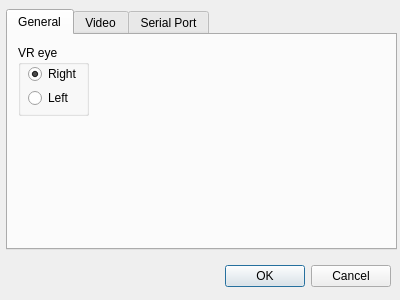
Qt form ui/settingswindow.ui (lrdx/XTgn) before a commit.
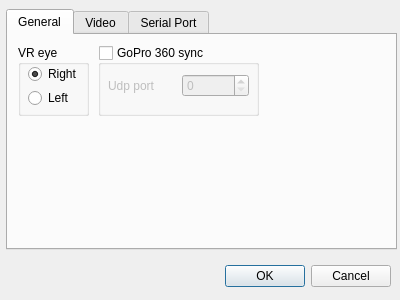
The same form after that commit.

```diff
--- a/ui/settingswindow.ui
+++ b/ui/settingswindow.ui
@@ -140,6 +140,63 @@
       </item>
      </layout>
     </widget>
+    <widget class="QWidget" name="gridLayoutWidget_2">
+     <property name="geometry">
+      <rect>
+       <x>90</x>
+       <y>10</y>
+       <width>161</width>
+       <height>71</height>
+      </rect>
+     </property>
+     <layout class="QGridLayout" name="gridLayout_4">
+      <item row="0" column="0">
+       <widget class="QGroupBox" name="goProGroupBox">
+        <property name="title">
+         <string>GoPro 360 sync</string>
+        </property>
+        <property name="flat">
+         <bool>false</bool>
+        </property>
+        <property name="checkable">
+         <bool>true</bool>
+        </property>
+        <property name="checked">
+         <bool>false</bool>
+        </property>
+        <widget class="QWidget" name="horizontalLayoutWidget_2">
+         <property name="geometry">
+          <rect>
+           <x>10</x>
+           <y>20</y>
+           <width>141</width>
+           <height>41</height>
+          </rect>
+         </property>
+         <layout class="QHBoxLayout" name="horizontalLayout_2">
+          <item>
+           <widget class="QLabel" name="label_9">
+            <property name="text">
+             <string>Udp port</string>
+            </property>
+            <property name="buddy">
+             <cstring>udpPortSpinBox</cstring>
+            </property>
+           </widget>
+          </item>
+          <item>
+           <widget class="QSpinBox" name="udpPortSpinBox">
+            <property name="maximum">
+             <number>99999</number>
+            </property>
+           </widget>
+          </item>
+         </layout>
+        </widget>
+       </widget>
+      </item>
+     </layout>
+    </widget>
    </widget>
    <widget class="QWidget" name="tab_2">
     <attribute name="title">
```
Left out of the diff: 17 changed lines with no effect on the pictures.
